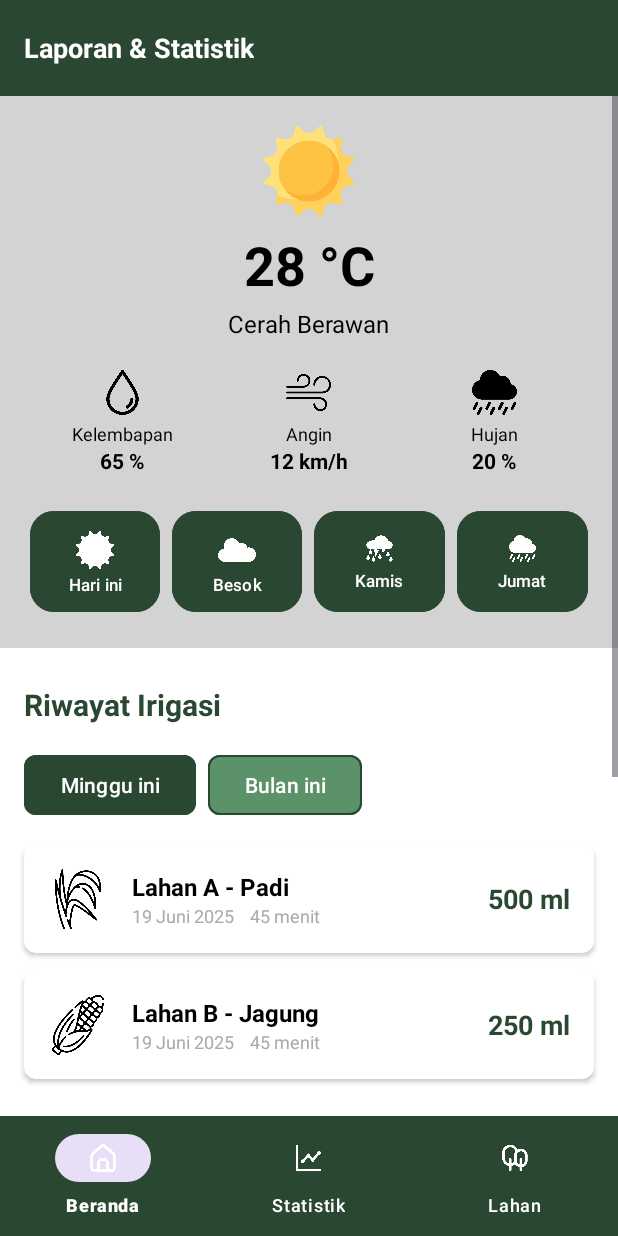
After one commit to suvlim/UAS-PAB, an Android app built with Jetpack Compose: the laporanActivity screen opened directly, with no data from a screen before it, on a phone screen of 412 x 824 dp. The commit adds this screen. Run offline under Robolectric (Android 15) with nearby library versions, the phone set to English and light mode, and no system bars.

Commit message:
initial commit

```diff
--- /dev/null
+++ b/app/src/main/java/com/uph23/edu/sahabattani/laporanActivity.java
@@ -0,0 +1,24 @@
+package com.uph23.edu.sahabattani;
+
+import android.os.Bundle;
+
+import androidx.activity.EdgeToEdge;
+import androidx.appcompat.app.AppCompatActivity;
+import androidx.core.graphics.Insets;
+import androidx.core.view.ViewCompat;
+import androidx.core.view.WindowInsetsCompat;
+
+public class laporanActivity extends AppCompatActivity {
+
+    @Override
+    protected void onCreate(Bundle savedInstanceState) {
+        super.onCreate(savedInstanceState);
+        EdgeToEdge.enable(this);
+        setContentView(R.layout.activity_laporan);
+        ViewCompat.setOnApplyWindowInsetsListener(findViewById(R.id.main), (v, insets) -> {
+            Insets systemBars = insets.getInsets(WindowInsetsCompat.Type.systemBars());
+            v.setPadding(systemBars.left, systemBars.top, systemBars.right, systemBars.bottom);
+            return insets;
+        });
+    }
+}
--- /dev/null
+++ b/app/src/main/res/drawable/black_border_background.xml
@@ -0,0 +1,8 @@
+<?xml version="1.0" encoding="utf-8"?>
+<shape xmlns:android="http://schemas.android.com/apk/res/android"
+    android:shape="rectangle">
+    <solid android:color="@android:color/white" />
+    <stroke
+        android:width="1dp"
+        android:color="@android:color/black" />
+    <corners android:radius="8dp" /> </shape>
--- /dev/null
+++ b/app/src/main/res/layout/activity_laporan.xml
@@ -0,0 +1,488 @@
+<?xml version="1.0" encoding="utf-8"?>
+<androidx.constraintlayout.widget.ConstraintLayout xmlns:android="http://schemas.android.com/apk/res/android"
+    xmlns:app="http://schemas.android.com/apk/res-auto"
+    xmlns:tools="http://schemas.android.com/tools"
+    android:id="@+id/main"
+    android:layout_width="match_parent"
+    android:layout_height="match_parent"
+    android:background="@android:color/white"
+    tools:context=".laporanActivity"> <androidx.appcompat.widget.Toolbar
+    android:id="@+id/toolbar"
+    android:layout_width="0dp"
+    android:layout_height="?attr/actionBarSize"
+    android:background="@color/forest_green"
+    app:titleTextColor="@android:color/white"
+    app:layout_constraintTop_toTopOf="parent"
+    app:layout_constraintStart_toStartOf="parent"
+    app:layout_constraintEnd_toEndOf="parent">
+
+    <TextView
+        android:layout_width="wrap_content"
+        android:layout_height="wrap_content"
+        android:text="Laporan &amp; Statistik"
+        android:textColor="@android:color/white"
+        android:textSize="18sp"
+        android:textStyle="bold"
+        android:layout_gravity="start" />
+
+
+</androidx.appcompat.widget.Toolbar>
+
+    <ScrollView
+        android:layout_width="0dp"
+        android:layout_height="0dp"
+        app:layout_constraintTop_toBottomOf="@id/toolbar"
+        app:layout_constraintBottom_toTopOf="@id/bottom_navigation"
+        app:layout_constraintStart_toStartOf="parent"
+        app:layout_constraintEnd_toEndOf="parent">
+
+        <LinearLayout
+            android:layout_width="match_parent"
+            android:layout_height="wrap_content"
+            android:orientation="vertical">
+
+            <androidx.constraintlayout.widget.ConstraintLayout
+                android:layout_width="match_parent"
+                android:layout_height="wrap_content"
+                android:background="@color/White_gray"
+                android:padding="20dp">
+
+                <ImageView
+                    android:id="@+id/weather_icon"
+                    android:layout_width="60dp"
+                    android:layout_height="60dp"
+                    android:src="@drawable/sun"
+                    app:layout_constraintTop_toTopOf="parent"
+                    app:layout_constraintStart_toStartOf="parent"
+                    app:layout_constraintEnd_toEndOf="parent" />
+
+                <TextView
+                    android:id="@+id/tv_temperature"
+                    android:layout_width="wrap_content"
+                    android:layout_height="wrap_content"
+                    android:text="28 °C"
+                    android:textColor="@android:color/black"
+                    android:textSize="36sp"
+                    android:textStyle="bold"
+                    android:layout_marginTop="8dp"
+                    app:layout_constraintTop_toBottomOf="@id/weather_icon"
+                    app:layout_constraintStart_toStartOf="parent"
+                    app:layout_constraintEnd_toEndOf="parent" />
+
+                <TextView
+                    android:id="@+id/tv_weather_description"
+                    android:layout_width="wrap_content"
+                    android:layout_height="wrap_content"
+                    android:text="Cerah Berawan"
+                    android:textColor="@android:color/black"
+                    android:textSize="16sp"
+                    android:layout_marginTop="4dp"
+                    app:layout_constraintTop_toBottomOf="@id/tv_temperature"
+                    app:layout_constraintStart_toStartOf="parent"
+                    app:layout_constraintEnd_toEndOf="parent" />
+
+                <LinearLayout
+                    android:id="@+id/weather_details_layout"
+                    android:layout_width="match_parent"
+                    android:layout_height="wrap_content"
+                    android:orientation="horizontal"
+                    android:gravity="center"
+                    android:layout_marginTop="20dp"
+                    app:layout_constraintTop_toBottomOf="@id/tv_weather_description"
+                    app:layout_constraintStart_toStartOf="parent"
+                    app:layout_constraintEnd_toEndOf="parent">
+
+                    <LinearLayout
+                        android:layout_width="0dp"
+                        android:layout_height="wrap_content"
+                        android:layout_weight="1"
+                        android:orientation="vertical"
+                        android:background="@color/White_gray"
+                        android:gravity="center">
+
+                        <ImageView
+                            android:layout_width="30dp"
+                            android:layout_height="30dp"
+                            android:src="@drawable/water1" android:tint="@android:color/black"
+                            android:contentDescription="Kelembapan" />
+                        <TextView
+                            android:layout_width="wrap_content"
+                            android:layout_height="wrap_content"
+                            android:text="Kelembapan"
+                            android:textColor="@android:color/black"
+                            android:textSize="12sp"
+                            android:layout_marginTop="4dp" />
+                        <TextView
+                            android:id="@+id/tv_humidity_percentage"
+                            android:layout_width="wrap_content"
+                            android:layout_height="wrap_content"
+                            android:text="65 %"
+                            android:textColor="@android:color/black"
+                            android:textSize="14sp"
+                            android:textStyle="bold" />
+                    </LinearLayout>
+
+                    <LinearLayout
+                        android:layout_width="0dp"
+                        android:layout_height="wrap_content"
+                        android:layout_weight="1"
+                        android:orientation="vertical"
+                        android:gravity="center">
+                        <ImageView
+                            android:layout_width="30dp"
+                            android:layout_height="30dp"
+                            android:src="@drawable/wind" android:tint="@android:color/black"
+                            android:contentDescription="Angin" />
+                        <TextView
+                            android:layout_width="wrap_content"
+                            android:layout_height="wrap_content"
+                            android:text="Angin"
+                            android:textColor="@android:color/black"
+                            android:textSize="12sp"
+                            android:layout_marginTop="4dp" />
+                        <TextView
+                            android:id="@+id/tv_wind_speed"
+                            android:layout_width="wrap_content"
+                            android:layout_height="wrap_content"
+                            android:text="12 km/h"
+                            android:textColor="@android:color/black"
+                            android:textSize="14sp"
+                            android:textStyle="bold" />
+                    </LinearLayout>
+
+                    <LinearLayout
+                        android:layout_width="0dp"
+                        android:layout_height="wrap_content"
+                        android:layout_weight="1"
+                        android:orientation="vertical"
+                        android:gravity="center">
+                        <ImageView
+                            android:layout_width="30dp"
+                            android:layout_height="30dp"
+                            android:src="@drawable/rainy" android:tint="@android:color/black"
+                            android:contentDescription="Hujan" />
+                        <TextView
+                            android:layout_width="wrap_content"
+                            android:layout_height="wrap_content"
+                            android:text="Hujan"
+                            android:textColor="@android:color/black"
+                            android:textSize="12sp"
+                            android:layout_marginTop="4dp" />
+                        <TextView
+                            android:id="@+id/tv_rain_percentage"
+                            android:layout_width="wrap_content"
+                            android:layout_height="wrap_content"
+                            android:text="20 %"
+                            android:textColor="@android:color/black"
+                            android:textSize="14sp"
+                            android:textStyle="bold" />
+                    </LinearLayout>
+                </LinearLayout>
+
+                <LinearLayout
+                    android:layout_width="match_parent"
+                    android:layout_height="wrap_content"
+                    android:orientation="horizontal"
+                    android:gravity="center"
+                    android:layout_marginTop="20dp"
+                    app:layout_constraintTop_toBottomOf="@id/weather_details_layout"
+                    app:layout_constraintStart_toStartOf="parent"
+                    app:layout_constraintEnd_toEndOf="parent">
+
+                    <com.google.android.material.button.MaterialButton
+                        android:id="@+id/btn_hari_ini"
+                        android:layout_width="22dp"
+                        android:layout_height="75dp"
+                        android:layout_marginEnd="8dp"
+                        android:layout_weight="1"
+                        android:backgroundTint="@color/forest_green"
+                        android:text="Hari ini"
+                        android:textColor="@android:color/white"
+                        app:iconSize="25dp"
+                        android:textSize="11dp"
+                        app:cornerRadius="16dp"
+                        app:icon="@drawable/sun"
+                        app:iconGravity="textTop"
+                        app:iconPadding="5dp"
+                        app:iconTint="@android:color/white"
+                        android:singleLine="true" />
+
+                    <com.google.android.material.button.MaterialButton
+                        android:id="@+id/btn_besok"
+                        android:layout_width="22dp"
+                        android:layout_height="75dp"
+                        android:layout_marginEnd="8dp"
+                        android:layout_weight="1"
+                        android:backgroundTint="@color/forest_green"
+                        android:text="Besok"
+                        android:textColor="@android:color/white"
+                        app:iconSize="25dp"
+                        android:textSize="11dp"
+                        app:cornerRadius="16dp"
+                        app:icon="@drawable/cloud"
+                        app:iconGravity="textTop"
+                        app:iconPadding="5dp"
+                        app:iconTint="@android:color/white"
+                        android:singleLine="true" />
+
+                    <com.google.android.material.button.MaterialButton
+                        android:id="@+id/btn_kamis"
+                        android:layout_width="22dp"
+                        android:layout_height="75dp"
+                        android:layout_weight="1"
+                        android:text="Kamis"
+                        android:textSize="11dp"
+                        android:textColor="@android:color/white"
+                        android:backgroundTint="@color/forest_green"
+                        app:cornerRadius="16dp"
+                        app:icon="@drawable/storm" app:iconTint="@android:color/white"
+                        app:iconGravity="textTop"
+                        android:paddingTop="8dp"
+                        android:paddingBottom="8dp"
+                        android:layout_marginEnd="8dp" />
+
+                    <com.google.android.material.button.MaterialButton
+                        android:id="@+id/btn_jumat"
+                        android:layout_width="22dp"
+                        android:layout_height="75dp"
+                        android:layout_weight="1"
+                        android:textSize="11dp"
+                        android:text="Jumat"
+                        android:textColor="@android:color/white"
+                        android:backgroundTint="@color/forest_green"
+                        app:cornerRadius="16dp"
+                        app:icon="@drawable/rainy" app:iconTint="@android:color/white"
+                        app:iconGravity="textTop"
+                        android:paddingTop="8dp"
+                        android:paddingBottom="8dp" />
+
+                </LinearLayout>
+
+            </androidx.constraintlayout.widget.ConstraintLayout>
+
+            <TextView
+                android:layout_width="wrap_content"
+                android:layout_height="wrap_content"
+                android:text="Riwayat Irigasi"
+                android:textColor="@color/forest_green"
+                android:textSize="20sp"
+                android:textStyle="bold"
+                android:layout_marginStart="16dp"
+                android:layout_marginTop="24dp"
+                android:layout_marginBottom="16dp" />
+
+            <LinearLayout
+                android:layout_width="match_parent"
+                android:layout_height="wrap_content"
+                android:orientation="horizontal"
+                android:layout_marginStart="16dp"
+                android:layout_marginEnd="16dp"
+                android:layout_marginBottom="16dp">
+
+                <com.google.android.material.button.MaterialButton
+                    android:id="@+id/btn_minggu_ini"
+                    android:layout_width="wrap_content"
+                    android:layout_height="wrap_content"
+                    android:text="Minggu ini"
+                    android:textColor="@android:color/white"
+                    android:backgroundTint="@color/forest_green"
+                    app:cornerRadius="8dp"
+                    android:layout_marginEnd="8dp" />
+
+                <com.google.android.material.button.MaterialButton
+                    android:id="@+id/btn_bulan_ini"
+                    android:layout_width="wrap_content"
+                    android:layout_height="wrap_content"
+                    android:text="Bulan ini"
+                    android:textColor="@color/white"
+                    android:backgroundTint="@color/white_green"
+                    app:strokeColor="@color/forest_green"
+                    app:strokeWidth="1dp"
+                    app:cornerRadius="8dp" />
+            </LinearLayout>
+
+            <androidx.cardview.widget.CardView
+                android:layout_width="match_parent"
+                android:layout_height="wrap_content"
+                android:layout_marginStart="16dp"
+                android:layout_marginEnd="16dp"
+                android:layout_marginBottom="12dp"
+                app:cardCornerRadius="8dp"
+                app:cardElevation="2dp"
+                app:cardBackgroundColor="@color/black"
+                android:backgroundTint="@color/white"
+                app:strokeColor="@color/black"
+                app:strokeWidth="1dp"
+                app:cornerRadius="8dp">
+
+                <LinearLayout
+                    android:layout_width="match_parent"
+                    android:layout_height="wrap_content"
+                    android:orientation="horizontal"
+                    android:padding="16dp"
+                    android:gravity="center_vertical"
+                    app:strokeColor="@color/black"
+                    app:strokeWidth="1dp"
+                    app:cornerRadius="8dp">
+
+                    <ImageView
+                        android:layout_width="40dp"
+                        android:layout_height="40dp"
+                        android:src="@drawable/rice"
+                        android:contentDescription="Ikon Padi"
+                        app:tint="@color/black" />
+
+                    <LinearLayout
+                        android:layout_width="0dp"
+                        android:layout_height="wrap_content"
+                        android:layout_weight="1"
+                        android:orientation="vertical"
+                        android:layout_marginStart="16dp">
+                        <TextView
+                            android:layout_width="wrap_content"
+                            android:layout_height="wrap_content"
+                            android:text="Lahan A - Padi"
+                            android:textColor="@android:color/black"
+                            android:textSize="16sp"
+                            android:textStyle="bold" />
+                        <TextView
+                            android:layout_width="wrap_content"
+                            android:layout_height="wrap_content"
+                            android:text="19 Juni 2025    45 menit"
+                            android:textColor="@android:color/darker_gray"
+                            android:textSize="12sp" />
+                    </LinearLayout>
+
+                    <TextView
+                        android:layout_width="wrap_content"
+                        android:layout_height="wrap_content"
+                        android:text="500 ml"
+                        android:textColor="@color/forest_green"
+                        android:textSize="18sp"
+                        android:textStyle="bold" />
+
+                </LinearLayout>
+            </androidx.cardview.widget.CardView>
+
+            <androidx.cardview.widget.CardView
+                android:layout_width="match_parent"
+                android:layout_height="wrap_content"
+                android:layout_marginStart="16dp"
+                android:layout_marginEnd="16dp"
+                android:layout_marginBottom="24dp"
+                app:cardCornerRadius="8dp"
+                app:cardElevation="2dp"
+                app:cardBackgroundColor="@color/white">
+
+                <LinearLayout
+                    android:layout_width="match_parent"
+                    android:layout_height="wrap_content"
+                    android:orientation="horizontal"
+                    android:padding="16dp"
+                    android:gravity="center_vertical">
+
+                    <ImageView
+                        android:layout_width="40dp"
+                        android:layout_height="40dp"
+                        android:src="@drawable/corn"
+                        android:contentDescription="Ikon Jagung"
+                        app:tint="@color/black" />
+
+                    <LinearLayout
+                        android:layout_width="0dp"
+                        android:layout_height="wrap_content"
+                        android:layout_weight="1"
+                        android:orientation="vertical"
+                        android:layout_marginStart="16dp">
+                        <TextView
+                            android:layout_width="wrap_content"
+                            android:layout_height="wrap_content"
+                            android:text="Lahan B - Jagung"
+                            android:textColor="@android:color/black"
+                            android:textSize="16sp"
+                            android:textStyle="bold" />
+                        <TextView
+                            android:layout_width="wrap_content"
+                            android:layout_height="wrap_content"
+                            android:text="19 Juni 2025    45 menit"
+                            android:textColor="@android:color/darker_gray"
+                            android:textSize="12sp" />
+                    </LinearLayout>
+
+                    <TextView
+                        android:layout_width="wrap_content"
+                        android:layout_height="wrap_content"
+                        android:text="250 ml"
+                        android:textColor="@color/forest_green"
+                        android:textSize="18sp"
+                        android:textStyle="bold" />
+
+                </LinearLayout>
+            </androidx.cardview.widget.CardView>
+
+            <TextView
+                android:layout_width="wrap_content"
+                android:layout_height="wrap_content"
+                android:text="Kelembapan Tanah"
+                android:textColor="@color/forest_green"
+                android:textSize="20sp"
+                android:textStyle="bold"
+                android:layout_marginStart="16dp"
+                android:layout_marginBottom="16dp" />
+
+            <LinearLayout
+                android:layout_width="match_parent"
+                android:layout_height="wrap_content"
+                android:orientation="horizontal"
+                android:layout_marginStart="16dp"
+                android:layout_marginEnd="16dp"
+                android:layout_marginBottom="16dp">
+
+                <com.google.android.material.button.MaterialButton
+                    android:id="@+id/btn_lahan_a"
+                    android:layout_width="wrap_content"
+                    android:layout_height="wrap_content"
+                    android:text="Lahan A"
+                    android:textColor="@android:color/white"
+                    android:backgroundTint="@color/forest_green"
+                    app:cornerRadius="8dp"
+                    android:layout_marginEnd="8dp" />
+
+                <com.google.android.material.button.MaterialButton
+                    android:id="@+id/btn_lahan_b"
+                    android:layout_width="wrap_content"
+                    android:layout_height="wrap_content"
+                    android:text="Lahan B"
+                    android:textColor="@color/white"
+                    android:backgroundTint="@color/white_green"
+                    app:strokeColor="@color/white_green"
+                    app:strokeWidth="1dp"
+                    app:cornerRadius="8dp" />
+            </LinearLayout>
+
+            <ImageView
+                android:id="@+id/chart_placeholder"
+                android:layout_width="match_parent"
+                android:layout_height="200dp"
+                android:layout_marginStart="16dp"
+                android:layout_marginEnd="16dp"
+                android:layout_marginBottom="32dp"
+                android:background="@drawable/black_border_background" android:scaleType="fitCenter"
+                android:contentDescription="Grafik Kelembapan Tanah" />
+
+        </LinearLayout>
+    </ScrollView>
+
+    <com.google.android.material.bottomnavigation.BottomNavigationView
+        android:id="@+id/bottom_navigation"
+        android:layout_width="0dp"
+        android:layout_height="wrap_content"
+        android:background="@color/forest_green"
+        app:itemIconTint="@color/white"
+        app:itemTextColor="@color/white"
+        app:menu="@menu/bottom_nav_menu"
+        app:layout_constraintBottom_toBottomOf="parent"
+        app:layout_constraintStart_toStartOf="parent"
+        app:layout_constraintEnd_toEndOf="parent"/>
+
+</androidx.constraintlayout.widget.ConstraintLayout>
--- a/app/src/main/res/layout/activity_tambah_detail_lahan.xml
+++ b/app/src/main/res/layout/activity_tambah_detail_lahan.xml
@@ -158,9 +158,9 @@
                         android:background="@android:color/transparent"
                         android:clickable="true"
                         android:focusable="false"
-
                         android:hint="Tanggal"
                         android:singleLine="true" />
+
                 </LinearLayout>
 
                 <TextView
--- a/app/src/main/res/values/colors.xml
+++ b/app/src/main/res/values/colors.xml
@@ -9,4 +9,10 @@
     <color name="white">#FFFFFFFF</color>
     <color name="forest_green">#2A4731</color>
     <color name="dark_green">#336633</color>
+    <color name="White_gray">#D3D3D3 </color>
+    <color name="white_green">#5B9269</color>
+    <color name="darker_gray">#AAAAAA</color>
+    <color name="dark_green_button">#2E4D3E</color>
+    <color name="card_bg_gray">#F5F5F5</color>
+    <color name="text_dark_gray">#424242</color>
 </resources>
```
Also changed, not shown: app/src/main/AndroidManifest.xml (+6 -3 lines), app/src/main/res/drawable/cloud.png (added), app/src/main/res/drawable/corn.png (added), app/src/main/res/drawable/grafik.png (added), app/src/main/res/drawable/rainy.png (added), app/src/main/res/drawable/rice.png (added), app/src/main/res/drawable/storm.png (added), app/src/main/res/drawable/sun.png (added), app/src/main/res/drawable/water1.png (added), app/src/main/res/drawable/wind.png (added).
